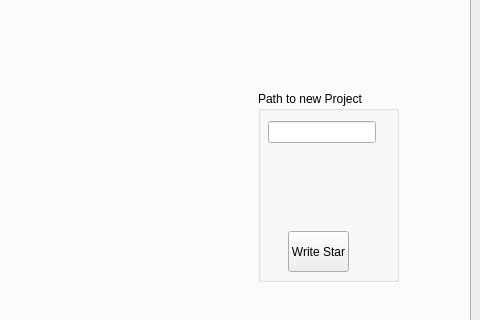
This is src/gui/ctp.ui in sklumpe/CryoTheraPy as Qt 5 draws it before an edit; both pictures show x 333 to 813 and y 124 to 444 of the 813 by 629 pixel window. The edited form follows.
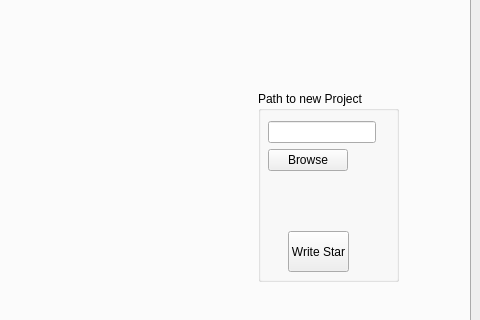
This is the edited form. The open tabs and pages were chosen to show the change.

What changed in the file:
```diff
--- a/src/gui/ctp.ui
+++ b/src/gui/ctp.ui
@@ -161,6 +161,13 @@
           <item row="0" column="0">
            <widget class="QLineEdit" name="line_path_new_project"/>
           </item>
+          <item row="1" column="0">
+           <widget class="QPushButton" name="btn_browse_target">
+            <property name="text">
+             <string>Browse</string>
+            </property>
+           </widget>
+          </item>
          </layout>
         </widget>
        </widget>
```
